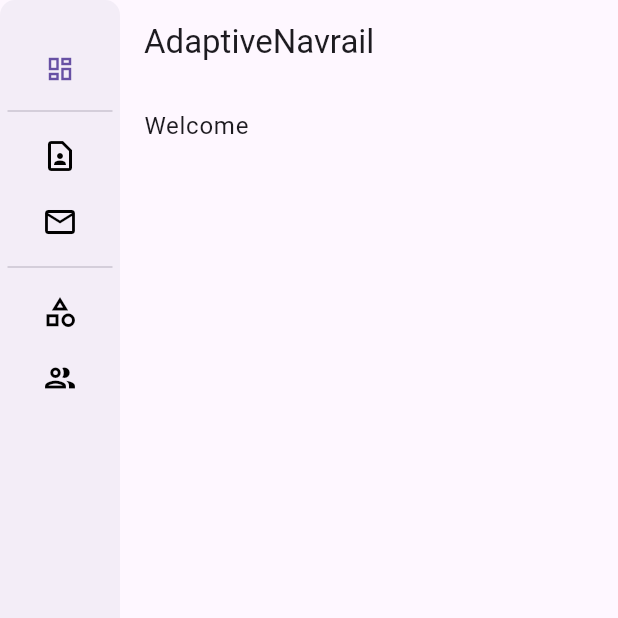
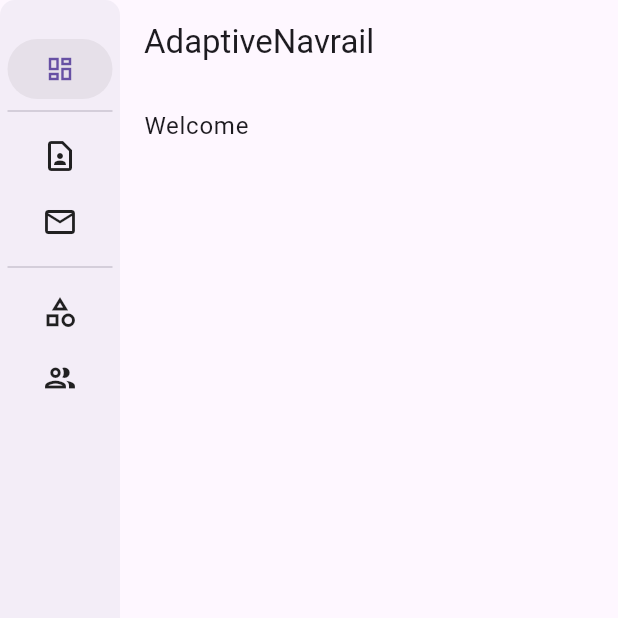
Before and after one commit to rsoft-in/adaptive_navrail, a Flutter app: the screen it shows after launch, on a phone screen of 412 x 824 dp, the top half of it. Run offline on Flutter 3.47's test engine with Material 3 defaults, Android fonts, the phone set to English and light mode, and no system bars; our stand-ins replace plugin_platform_interface.

Commit message:
drawertile: Show selected indicator

```diff
--- a/lib/widget/drawer_tile.dart
+++ b/lib/widget/drawer_tile.dart
@@ -1,5 +1,4 @@
 import 'package:adaptive_navrail/helpers/constants.dart';
-import 'package:adaptive_navrail/helpers/extensions.dart';
 import 'package:adaptive_navrail/models/drawer_item.dart';
 import 'package:flutter/material.dart';
 
@@ -30,8 +29,13 @@ class _DrawerTileState extends State<DrawerTile> {
         setState(() {});
       },
       borderRadius: BorderRadius.circular(50),
+      child: Material(
+        borderRadius: BorderRadius.circular(50),
+        color: widget.menu.code == widget.selectedMenuCode
+            ? Theme.of(context).colorScheme.surfaceContainerHighest
+            : Colors.transparent,
         child: Padding(
-        padding: const EdgeInsets.symmetric(horizontal: 14, vertical: 10),
+          padding: const EdgeInsets.symmetric(horizontal: 16, vertical: 10),
           child: Row(
             mainAxisAlignment: widget.isExpanded
                 ? MainAxisAlignment.start
@@ -42,7 +46,7 @@ class _DrawerTileState extends State<DrawerTile> {
                 size: widget.isDense ? iconSizeDense : iconSizeNormal,
                 color: widget.menu.code == widget.selectedMenuCode
                     ? Theme.of(context).colorScheme.primary
-                  : (context.isDarkMode ? Colors.white : Colors.black),
+                    : null,
               ),
               if (widget.isExpanded)
                 const SizedBox(
@@ -54,10 +58,13 @@ class _DrawerTileState extends State<DrawerTile> {
                     widget.menu.title,
                     maxLines: 1,
                     style: TextStyle(
+                      fontWeight: widget.menu.code == widget.selectedMenuCode
+                          ? FontWeight.bold
+                          : FontWeight.normal,
                       fontSize: widget.isDense ? fontDense : fontNormal,
                       color: widget.menu.code == widget.selectedMenuCode
                           ? Theme.of(context).colorScheme.primary
-                        : (context.isDarkMode ? Colors.white : Colors.black),
+                          : null,
                     ),
                     overflow: TextOverflow.ellipsis,
                   ),
@@ -65,6 +72,7 @@ class _DrawerTileState extends State<DrawerTile> {
             ],
           ),
         ),
+      ),
     );
   }
 }
```
Also changed, not shown: example/pubspec.lock. Lines whose indentation alone changed are shown as unchanged.
